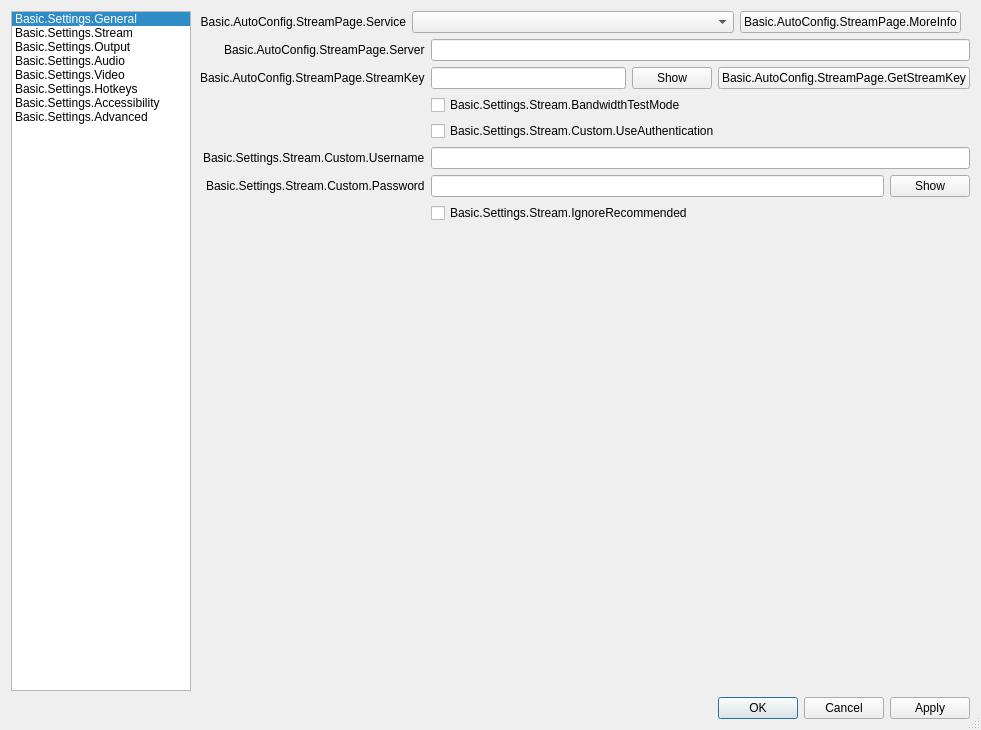
tytan652/obs-studio, file UI/forms/OBSBasicSettings.ui: the form before one commit.
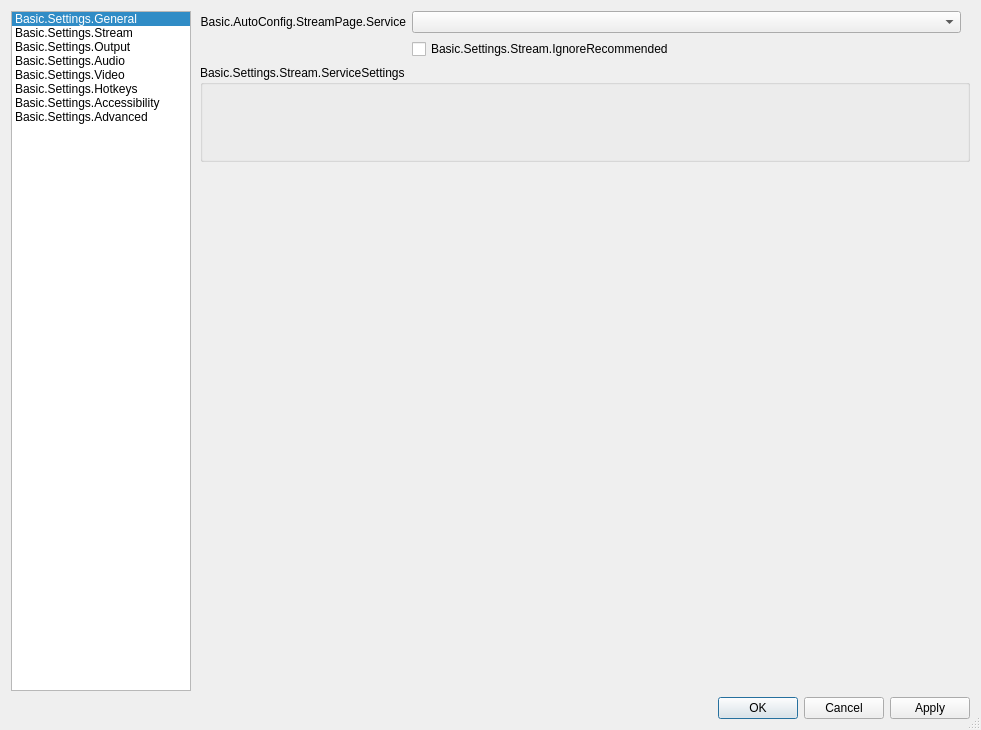
The form after the commit. The open tabs and pages were chosen to show the change. Icons and pictures are not drawn. Custom widgets are drawn as their Qt base class.

Commit message: UI: Use PropertiesView for service settings

```diff
--- a/UI/forms/OBSBasicSettings.ui
+++ b/UI/forms/OBSBasicSettings.ui
@@ -907,7 +907,7 @@
          <item>
           <widget class="QFrame" name="widget_5">
            <property name="sizePolicy">
-            <sizepolicy hsizetype="Preferred" vsizetype="Maximum">
+            <sizepolicy hsizetype="Preferred" vsizetype="Preferred">
              <horstretch>0</horstretch>
              <verstretch>0</verstretch>
             </sizepolicy>
@@ -928,7 +928,7 @@
             <property name="bottomMargin">
              <number>0</number>
             </property>
-            <item row="2" column="0">
+            <item row="1" column="0">
              <widget class="QLabel" name="serviceLabel">
               <property name="minimumSize">
                <size>
@@ -942,43 +942,80 @@
               <property name="alignment">
                <set>Qt::AlignRight|Qt::AlignTrailing|Qt::AlignVCenter</set>
               </property>
-              <property name="buddy">
-               <cstring>service</cstring>
+             </widget>
+            </item>
+            <item row="1" column="1">
+             <widget class="QComboBox" name="service">
+              <property name="maxVisibleItems">
+               <number>20</number>
               </property>
              </widget>
             </item>
             <item row="2" column="1">
-             <widget class="QFrame" name="serviceWidget">
-              <layout class="QHBoxLayout" name="serviceWidgetLayout" stretch="0,0">
-               <property name="leftMargin">
-                <number>0</number>
-               </property>
-               <property name="topMargin">
-                <number>0</number>
-               </property>
-               <property name="rightMargin">
-                <number>0</number>
-               </property>
-               <property name="bottomMargin">
-                <number>0</number>
-               </property>
-               <item>
-                <widget class="QComboBox" name="service">
-                 <property name="maxVisibleItems">
-                  <number>20</number>
+             <widget class="QCheckBox" name="ignoreRecommended">
+              <property name="text">
+               <string>Basic.Settings.Stream.IgnoreRecommended</string>
+              </property>
+             </widget>
+            </item>
+           </layout>
+          </widget>
+         </item>
+         <item>
+          <widget class="QGroupBox" name="serviceProps">
+           <property name="sizePolicy">
+            <sizepolicy hsizetype="Preferred" vsizetype="Preferred">
+             <horstretch>0</horstretch>
+             <verstretch>0</verstretch>
+            </sizepolicy>
+           </property>
+           <property name="title">
+            <string>Basic.Settings.Stream.ServiceSettings</string>
+           </property>
+           <layout class="QVBoxLayout" name="verticalLayout_30">
+            <item>
+             <widget class="QWidget" name="servicePropsInternal" native="true">
+              <property name="sizePolicy">
+               <sizepolicy hsizetype="Preferred" vsizetype="Preferred">
+                <horstretch>0</horstretch>
+                <verstretch>0</verstretch>
+               </sizepolicy>
+              </property>
+              <layout class="QVBoxLayout" name="serviceLayout"/>
+             </widget>
+            </item>
+            <item>
+             <widget class="QWidget" name="enforceSettings" native="true">
+              <property name="sizePolicy">
+               <sizepolicy hsizetype="Preferred" vsizetype="Preferred">
+                <horstretch>0</horstretch>
+                <verstretch>0</verstretch>
+               </sizepolicy>
+              </property>
+              <layout class="QFormLayout" name="formLayout_15">
+               <item row="0" column="0">
+                <spacer name="horizontalSpacer_18">
+                 <property name="orientation">
+                  <enum>Qt::Horizontal</enum>
                  </property>
-                </widget>
+                 <property name="sizeHint" stdset="0">
+                  <size>
+                   <width>170</width>
+                   <height>8</height>
+                  </size>
+                 </property>
+                </spacer>
                </item>
-               <item>
-                <widget class="UrlPushButton" name="moreInfoButton">
-                 <property name="sizePolicy">
-                  <sizepolicy hsizetype="Maximum" vsizetype="Fixed">
-                   <horstretch>0</horstretch>
-                   <verstretch>0</verstretch>
-                  </sizepolicy>
-                 </property>
+               <item row="0" column="1">
+                <widget class="QLabel" name="enforceSettingsLabel">
                  <property name="text">
-                  <string>Basic.AutoConfig.StreamPage.MoreInfo</string>
+                  <string notr="true"/>
+                 </property>
+                 <property name="textFormat">
+                  <enum>Qt::RichText</enum>
+                 </property>
+                 <property name="openExternalLinks">
+                  <bool>true</bool>
                  </property>
                 </widget>
                </item>
@@ -989,238 +1026,17 @@
           </widget>
          </item>
          <item>
-          <layout class="QFormLayout" name="streamkeyPageLayout">
-           <property name="fieldGrowthPolicy">
-            <enum>QFormLayout::AllNonFixedFieldsGrow</enum>
+          <spacer name="verticalSpacer_8">
+           <property name="orientation">
+            <enum>Qt::Vertical</enum>
            </property>
-           <property name="labelAlignment">
-            <set>Qt::AlignRight|Qt::AlignTrailing|Qt::AlignVCenter</set>
+           <property name="sizeHint" stdset="0">
+            <size>
+             <width>20</width>
+             <height>10</height>
+            </size>
            </property>
-           <item row="0" column="0">
-            <widget class="QLabel" name="serverLabel">
-             <property name="text">
-              <string>Basic.AutoConfig.StreamPage.Server</string>
-             </property>
-            </widget>
-           </item>
-           <item row="0" column="1">
-            <widget class="QStackedWidget" name="serverStackedWidget">
-             <property name="sizePolicy">
-              <sizepolicy hsizetype="Preferred" vsizetype="Maximum">
-               <horstretch>0</horstretch>
-               <verstretch>0</verstretch>
-              </sizepolicy>
-             </property>
-             <property name="currentIndex">
-              <number>1</number>
-             </property>
-             <widget class="QWidget" name="servicePage">
-              <layout class="QHBoxLayout" name="horizontalLayout_21">
-               <property name="leftMargin">
-                <number>0</number>
-               </property>
-               <property name="topMargin">
-                <number>0</number>
-               </property>
-               <property name="rightMargin">
-                <number>0</number>
-               </property>
-               <property name="bottomMargin">
-                <number>0</number>
-               </property>
-               <item>
-                <widget class="QComboBox" name="server"/>
-               </item>
-              </layout>
-             </widget>
-             <widget class="QWidget" name="customPage">
-              <layout class="QHBoxLayout" name="horizontalLayout_22">
-               <property name="leftMargin">
-                <number>0</number>
-               </property>
-               <property name="topMargin">
-                <number>0</number>
-               </property>
-               <property name="rightMargin">
-                <number>0</number>
-               </property>
-               <property name="bottomMargin">
-                <number>0</number>
-               </property>
-               <item>
-                <widget class="QLineEdit" name="customServer"/>
-               </item>
-              </layout>
-             </widget>
-            </widget>
-           </item>
-           <item row="1" column="0">
-            <widget class="QLabel" name="streamKeyLabel">
-             <property name="text">
-              <string>Basic.AutoConfig.StreamPage.StreamKey</string>
-             </property>
-             <property name="openExternalLinks">
-              <bool>true</bool>
-             </property>
-             <property name="buddy">
-              <cstring>key</cstring>
-             </property>
-            </widget>
-           </item>
-           <item row="1" column="1">
-            <widget class="QFrame" name="streamKeyWidget">
-             <layout class="QHBoxLayout" name="horizontalLayout_11">
-              <property name="leftMargin">
-               <number>0</number>
-              </property>
-              <property name="topMargin">
-               <number>0</number>
-              </property>
-              <property name="rightMargin">
-               <number>0</number>
-              </property>
-              <property name="bottomMargin">
-               <number>0</number>
-              </property>
-              <item>
-               <widget class="QLineEdit" name="key">
-                <property name="inputMask">
-                 <string notr="true"/>
-                </property>
-                <property name="text">
-                 <string notr="true"/>
-                </property>
-                <property name="echoMode">
-                 <enum>QLineEdit::Password</enum>
-                </property>
-               </widget>
-              </item>
-              <item>
-               <widget class="QPushButton" name="show">
-                <property name="text">
-                 <string>Show</string>
-                </property>
-               </widget>
-              </item>
-              <item>
-               <widget class="UrlPushButton" name="getStreamKeyButton">
-                <property name="toolTip">
-                 <string/>
-                </property>
-                <property name="toolTipDuration">
-                 <number>-4</number>
-                </property>
-                <property name="text">
-                 <string>Basic.AutoConfig.StreamPage.GetStreamKey</string>
-                </property>
-               </widget>
-              </item>
-             </layout>
-            </widget>
-           </item>
-           <item row="2" column="0">
-            <spacer name="horizontalSpacer_18">
-             <property name="orientation">
-              <enum>Qt::Horizontal</enum>
-             </property>
-             <property name="sizeHint" stdset="0">
-              <size>
-               <width>170</width>
-               <height>8</height>
-              </size>
-             </property>
-            </spacer>
-           </item>
-           <item row="2" column="1">
-            <widget class="QCheckBox" name="bandwidthTestEnable">
-             <property name="text">
-              <string>Basic.Settings.Stream.BandwidthTestMode</string>
-             </property>
-            </widget>
-           </item>
-           <item row="3" column="1">
-            <widget class="QCheckBox" name="useAuth">
-             <property name="text">
-              <string>Basic.Settings.Stream.Custom.UseAuthentication</string>
-             </property>
-            </widget>
-           </item>
-           <item row="4" column="0">
-            <widget class="QLabel" name="authUsernameLabel">
-             <property name="text">
-              <string>Basic.Settings.Stream.Custom.Username</string>
-             </property>
-             <property name="buddy">
-              <cstring>authUsername</cstring>
-             </property>
-            </widget>
-           </item>
-           <item row="4" column="1">
-            <widget class="QLineEdit" name="authUsername"/>
-           </item>
-           <item row="5" column="0">
-            <widget class="QLabel" name="authPwLabel">
-             <property name="text">
-              <string>Basic.Settings.Stream.Custom.Password</string>
-             </property>
-             <property name="buddy">
-              <cstring>authPw</cstring>
-             </property>
-            </widget>
-           </item>
-           <item row="5" column="1">
-            <widget class="QFrame" name="authPwWidget">
-             <layout class="QHBoxLayout" name="horizontalLayout_25">
-              <property name="leftMargin">
-               <number>0</number>
-              </property>
-              <property name="topMargin">
-               <number>0</number>
-              </property>
-              <property name="rightMargin">
-               <number>0</number>
-              </property>
-              <property name="bottomMargin">
-               <number>0</number>
-              </property>
-              <item>
-               <widget class="QLineEdit" name="authPw">
-                <property name="echoMode">
-                 <enum>QLineEdit::Password</enum>
-                </property>
-               </widget>
-              </item>
-              <item>
-               <widget class="QPushButton" name="authPwShow">
-                <property name="text">
-                 <string>Show</string>
-                </property>
-               </widget>
-              </item>
-             </layout>
-            </widget>
-           </item>
-           <item row="6" column="1">
-            <widget class="QCheckBox" name="ignoreRecommended">
-             <property name="text">
-              <string>Basic.Settings.Stream.IgnoreRecommended</string>
-             </property>
-            </widget>
-           </item>
-           <item row="7" column="1">
-            <widget class="QLabel" name="enforceSettingsLabel">
-             <property name="text">
-              <string notr="true"/>
-             </property>
-             <property name="textFormat">
-              <enum>Qt::RichText</enum>
-             </property>
-             <property name="openExternalLinks">
-              <bool>true</bool>
-             </property>
-            </widget>
-           </item>
-          </layout>
+          </spacer>
          </item>
         </layout>
        </widget>
@@ -7555,11 +7371,6 @@
   </layout>
  </widget>
  <customwidgets>
-  <customwidget>
-   <class>UrlPushButton</class>
-   <extends>QPushButton</extends>
-   <header>url-push-button.hpp</header>
-  </customwidget>
   <customwidget>
    <class>OBSHotkeyEdit</class>
    <extends>QLineEdit</extends>
```
Left out of the diff: 12 changed lines with no effect on the pictures. The commit also changes 4 other files.
